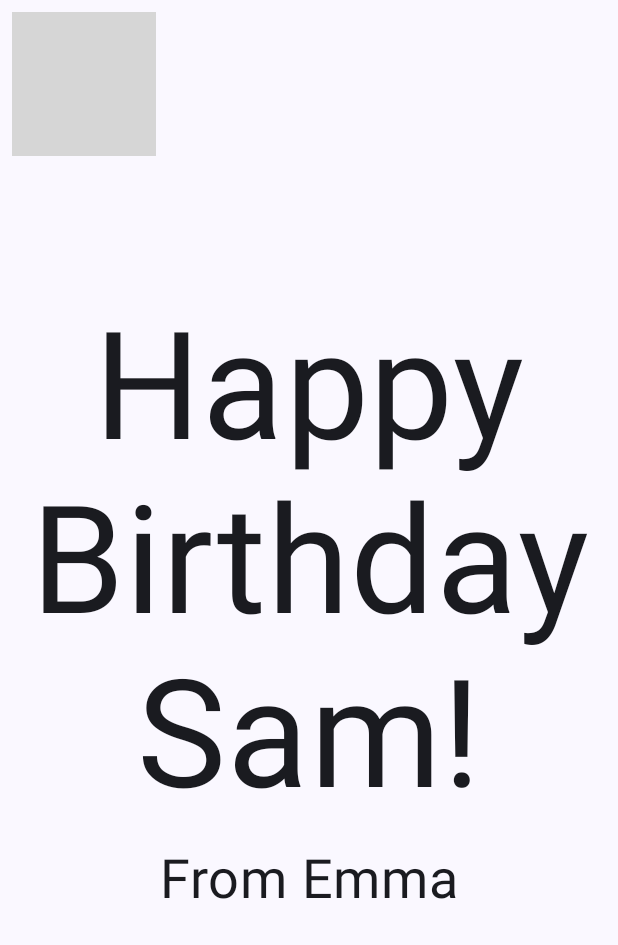
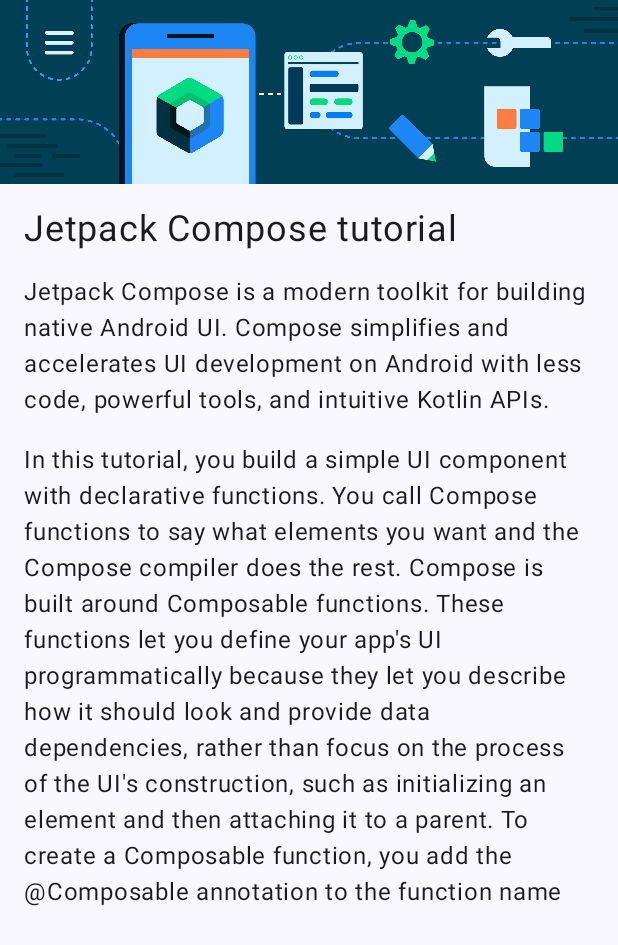
Before and after one commit to Tutu12344/JetPackCompose-Practice, an Android app built with Jetpack Compose: the screen it shows after launch (MainActivity), on a phone screen of 412 x 824 dp. Shown: the top 945 px of the screen. Run offline under Robolectric (Android 15) with nearby library versions, the phone set to English and light mode, and no system bars; grey boxes are pictures that could not be loaded.

Commit message:
News Layout create

```diff
--- a/app/src/main/java/com/example/jetpackpractice/MainActivity.kt
+++ b/app/src/main/java/com/example/jetpackpractice/MainActivity.kt
@@ -4,8 +4,6 @@ import android.os.Bundle
 import androidx.activity.ComponentActivity
 import androidx.activity.compose.setContent
 import androidx.compose.foundation.Image
-import androidx.compose.foundation.layout.Arrangement
-import androidx.compose.foundation.layout.Box
 import androidx.compose.foundation.layout.Column
 import androidx.compose.foundation.layout.fillMaxSize
 import androidx.compose.foundation.layout.padding
@@ -13,12 +11,9 @@ import androidx.compose.material3.MaterialTheme
 import androidx.compose.material3.Surface
 import androidx.compose.material3.Text
 import androidx.compose.runtime.Composable
-import androidx.compose.ui.Alignment
 import androidx.compose.ui.Modifier
-import androidx.compose.ui.layout.ContentScale
 import androidx.compose.ui.res.painterResource
 import androidx.compose.ui.res.stringResource
-import androidx.compose.ui.text.style.TextAlign
 import androidx.compose.ui.tooling.preview.Preview
 import androidx.compose.ui.unit.dp
 import androidx.compose.ui.unit.sp
@@ -33,9 +28,13 @@ class MainActivity : ComponentActivity() {
                 Surface(
                     modifier = Modifier.fillMaxSize(), color = MaterialTheme.colorScheme.background
                 ) {
-                    GreetingImage(stringResource(R.string.happy_birthday_text), from = stringResource(
-                        R.string.signature_text
-                    ),modifier = Modifier.padding(8.dp))
+                    NewsUI(
+                        title = stringResource(id = R.string.title_text),
+                        subTitle = stringResource(id = R.string.subtitle_text),
+                        mainText = stringResource(
+                            id = R.string.main_text
+                        )
+                    )
                 }
             }
         }
@@ -43,46 +42,41 @@ class MainActivity : ComponentActivity() {
 }
 
 @Composable
-fun GreetingText(message: String, from: String, modifier: Modifier = Modifier) {
-    Column (
-        verticalArrangement = Arrangement.Center,
-        modifier = modifier){
+fun NewsUI(title: String, subTitle: String, mainText: String, modifier: Modifier = Modifier) {
+    val image = painterResource(R.drawable.bg_compose_background)
+    Column(
+        modifier = modifier
+    ) {
+        Image(painter = image, contentDescription = null)
         Text(
-            text = message,
-            fontSize =100.sp,
-            lineHeight = 116.sp,
-            textAlign = TextAlign.Center
+            text = title,
+            modifier = Modifier
+                .padding(16.dp),
+            fontSize = 24.sp,
         )
         Text(
-            text = from,
-            fontSize = 36.sp,
+            text = subTitle,
+            modifier = Modifier
+                .padding(start = 16.dp, end = 16.dp)
+        )
+        Text(
+            text = mainText,
             modifier = Modifier
                 .padding(16.dp)
-                .align(alignment = Alignment.CenterHorizontally)
         )
     }
 }
 
+@Preview(showBackground = true)
 @Composable
-fun GreetingImage(message: String,from: String, modifier: Modifier = Modifier){
-    val image = painterResource(R.drawable.androidparty)
-    Box(modifier){
-        //アスペクト比を維持しながら均等に画像を拡大
-        Image(painter = image, contentDescription = null, contentScale = ContentScale.Crop, alpha = 0.5F)
-        GreetingText(
-            message = message,
-            from = from,
-            modifier = Modifier
-                .fillMaxSize()
-                .padding(8.dp)
+fun NewsCardPreview() {
+    JetpackpracticeTheme {
+        NewsUI(
+            title = stringResource(id = R.string.title_text),
+            subTitle = stringResource(id = R.string.subtitle_text),
+            mainText = stringResource(
+                id = R.string.main_text
+            )
         )
     }
-
 }
-@Preview(showBackground = true)
-@Composable
-fun BirthDayCardPreview() {
-    JetpackpracticeTheme {
-        GreetingImage("Happy Birthday Sam!", from = "From Emma")
-    }
-}
--- a/app/src/main/res/values/strings.xml
+++ b/app/src/main/res/values/strings.xml
@@ -2,4 +2,9 @@
     <string name="app_name">jetpackpractice</string>
     <string name="happy_birthday_text">Happy Birthday Sam!</string>
     <string name="signature_text">From Emma</string>
+
+    <string name="title_text">Jetpack Compose tutorial</string>
+    <string name="subtitle_text">Jetpack Compose is a modern toolkit for building native Android UI. Compose simplifies and accelerates UI development on Android with less code, powerful tools, and intuitive Kotlin APIs.</string>
+    <string name="main_text">In this tutorial, you build a simple UI component with declarative functions. You call Compose functions to say what elements you want and the Compose compiler does the rest. Compose is built around Composable functions. These functions let you define your app\'s UI programmatically because they let you describe how it should look and provide data dependencies, rather than focus on the process of the UI\'s construction, such as initializing an element and then attaching it to a parent. To create a Composable function, you add the @Composable annotation to the function name</string>
+
 </resources>
```
Also changed, not shown: app/src/main/res/drawable-nodpi/bg_compose_background.png (added).
